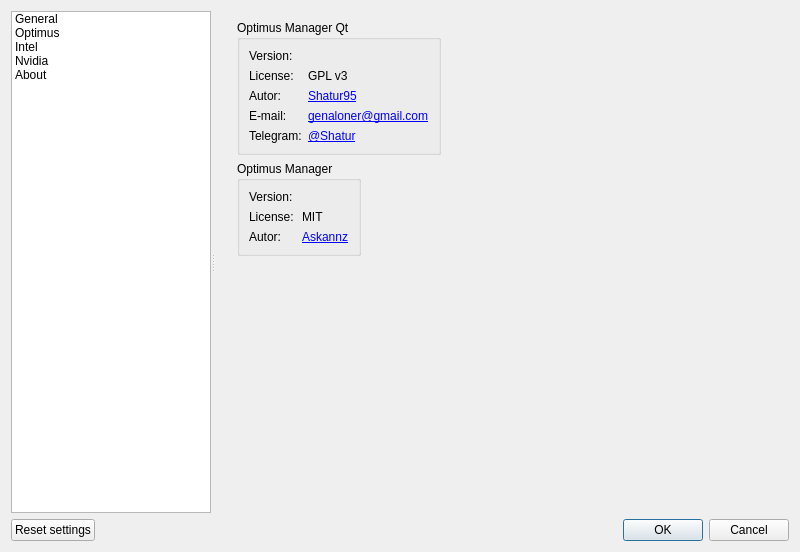
Old version of the form src/settingsdialog.ui in the repository Shatur/optimus-manager-qt.
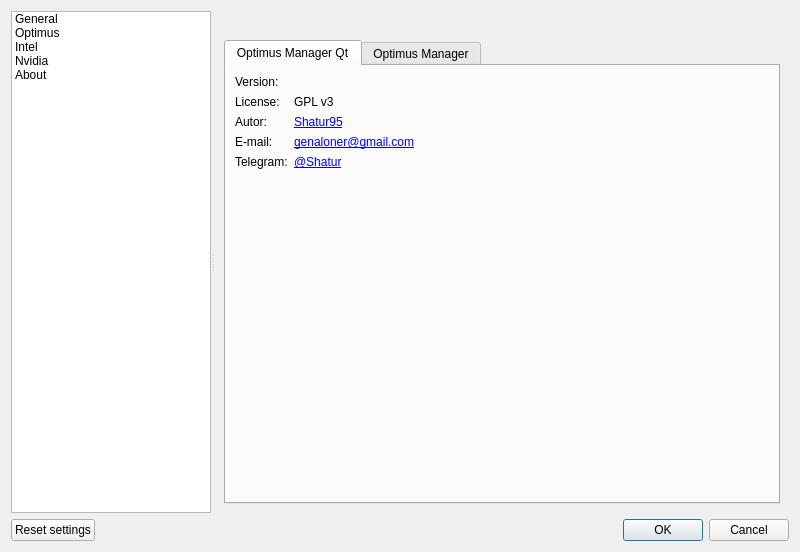
New version of the form. The open tabs and pages were chosen to show the change. Icons and pictures are not drawn.

Commit message: Improve about menu

```diff
--- a/src/settingsdialog.ui
+++ b/src/settingsdialog.ui
@@ -639,10 +639,8 @@
       </widget>
       <widget class="QWidget" name="aboutPage">
        <layout class="QVBoxLayout" name="verticalLayout_7">
-        <item>
-         <layout class="QHBoxLayout" name="aboutGuiLayout">
-          <item>
-           <widget class="QLabel" name="logoGuiLabel">
+        <item alignment="Qt::AlignHCenter">
+         <widget class="QLabel" name="logoLabel">
             <property name="maximumSize">
              <size>
               <width>200</width>
@@ -658,12 +656,44 @@
            </widget>
           </item>
           <item>
-           <widget class="QGroupBox" name="aboutGuiGroupBox">
-            <property name="title">
-             <string notr="true">Optimus Manager Qt</string>
-            </property>
-            <layout class="QGridLayout" name="aboutBoxLayout">
-             <item row="9" column="0">
+         <widget class="QTabWidget" name="tabWidget">
+          <widget class="QWidget" name="aboutGuiTab">
+           <attribute name="icon">
+            <iconset theme="qt"/>
+           </attribute>
+           <attribute name="title">
+            <string>Optimus Manager Qt</string>
+           </attribute>
+           <layout class="QGridLayout" name="aboutGuiLayout" columnstretch="0,1">
+            <item row="0" column="0">
+             <widget class="QLabel" name="versionGuiTitleLabel">
+              <property name="text">
+               <string>Version:</string>
+              </property>
+             </widget>
+            </item>
+            <item row="3" column="0">
+             <widget class="QLabel" name="mailGuiTitleLabel">
+              <property name="text">
+               <string notr="true">E-mail:</string>
+              </property>
+             </widget>
+            </item>
+            <item row="2" column="0">
+             <widget class="QLabel" name="autorGuiTitleLabel">
+              <property name="text">
+               <string>Autor:</string>
+              </property>
+             </widget>
+            </item>
+            <item row="1" column="0">
+             <widget class="QLabel" name="licenseGuiTitleLabel">
+              <property name="text">
+               <string>License:</string>
+              </property>
+             </widget>
+            </item>
+            <item row="4" column="0">
               <widget class="QLabel" name="telegramGuiTitleLabel">
                <property name="text">
                 <string notr="true">Telegram:</string>
@@ -673,40 +703,7 @@
              <item row="0" column="1">
               <widget class="QLabel" name="versionGuiLabel"/>
              </item>
-             <item row="9" column="1">
-              <widget class="QLabel" name="telegramGuiLabel">
-               <property name="text">
-                <string notr="true">&lt;html&gt;&lt;head/&gt;&lt;body&gt;&lt;p&gt;&lt;a href=&quot;https://t.me/Shatur&quot;&gt;@Shatur&lt;/a&gt;&lt;/p&gt;&lt;/body&gt;&lt;/html&gt;</string>
-               </property>
-               <property name="openExternalLinks">
-                <bool>true</bool>
-               </property>
-               <property name="textInteractionFlags">
-                <set>Qt::LinksAccessibleByMouse|Qt::TextSelectableByMouse</set>
-               </property>
-              </widget>
-             </item>
-             <item row="7" column="0">
-              <widget class="QLabel" name="mailGuiTitleLabel">
-               <property name="text">
-                <string notr="true">E-mail:</string>
-               </property>
-              </widget>
-             </item>
-             <item row="5" column="1">
-              <widget class="QLabel" name="autorGuiLabel">
-               <property name="text">
-                <string notr="true">&lt;html&gt;&lt;head/&gt;&lt;body&gt;&lt;p&gt;&lt;a href=&quot;https://github.com/Shatur95&quot;&gt;Shatur95&lt;/a&gt;&lt;/p&gt;&lt;/body&gt;&lt;/html&gt;</string>
-               </property>
-               <property name="openExternalLinks">
-                <bool>true</bool>
-               </property>
-               <property name="textInteractionFlags">
-                <set>Qt::LinksAccessibleByMouse|Qt::TextSelectableByMouse</set>
-               </property>
-              </widget>
-             </item>
-             <item row="7" column="1">
+            <item row="3" column="1">
               <widget class="QLabel" name="mailGuiLabel">
                <property name="text">
                 <string notr="true">&lt;html&gt;&lt;head/&gt;&lt;body&gt;&lt;p&gt;&lt;a href=&quot;mailto:sledgehammer999@qbittorrent.org&quot;&gt;genaloner@gmail.com&lt;/a&gt;&lt;/p&gt;&lt;/body&gt;&lt;/html&gt;</string>
@@ -719,105 +716,70 @@
                </property>
               </widget>
              </item>
-             <item row="0" column="0">
-              <widget class="QLabel" name="versionGuiTitleLabel">
+            <item row="2" column="1">
+             <widget class="QLabel" name="autorGuiLabel">
                <property name="text">
-                <string>Version:</string>
-               </property>
-              </widget>
-             </item>
-             <item row="5" column="0">
-              <widget class="QLabel" name="autorGuiTitleLabel">
-               <property name="text">
-                <string>Autor:</string>
-               </property>
-              </widget>
-             </item>
-             <item row="3" column="1">
+               <string notr="true">&lt;html&gt;&lt;head/&gt;&lt;body&gt;&lt;p&gt;&lt;a href=&quot;https://github.com/Shatur95&quot;&gt;Shatur95&lt;/a&gt;&lt;/p&gt;&lt;/body&gt;&lt;/html&gt;</string>
+              </property>
+              <property name="openExternalLinks">
+               <bool>true</bool>
+              </property>
+              <property name="textInteractionFlags">
+               <set>Qt::LinksAccessibleByMouse|Qt::TextSelectableByMouse</set>
+              </property>
+             </widget>
+            </item>
+            <item row="1" column="1">
               <widget class="QLabel" name="licenseGuiLabel">
                <property name="text">
                 <string notr="true">GPL v3 </string>
                </property>
               </widget>
              </item>
-             <item row="3" column="0">
-              <widget class="QLabel" name="licenseGuiTitleLabel">
+            <item row="4" column="1">
+             <widget class="QLabel" name="telegramGuiLabel">
                <property name="text">
-                <string>License:</string>
-               </property>
-              </widget>
-             </item>
-            </layout>
-           </widget>
-          </item>
-          <item>
-           <spacer name="aboutGuiBoxSpacer">
+               <string notr="true">&lt;html&gt;&lt;head/&gt;&lt;body&gt;&lt;p&gt;&lt;a href=&quot;https://t.me/Shatur&quot;&gt;@Shatur&lt;/a&gt;&lt;/p&gt;&lt;/body&gt;&lt;/html&gt;</string>
+              </property>
+              <property name="openExternalLinks">
+               <bool>true</bool>
+              </property>
+              <property name="textInteractionFlags">
+               <set>Qt::LinksAccessibleByMouse|Qt::TextSelectableByMouse</set>
+              </property>
+             </widget>
+            </item>
+            <item row="5" column="0">
+             <spacer name="aboutGuiSpacer">
             <property name="orientation">
-             <enum>Qt::Horizontal</enum>
+               <enum>Qt::Vertical</enum>
             </property>
             <property name="sizeHint" stdset="0">
              <size>
-              <width>0</width>
-              <height>0</height>
+                <width>20</width>
+                <height>40</height>
              </size>
             </property>
            </spacer>
           </item>
          </layout>
-        </item>
-        <item>
-         <layout class="QHBoxLayout" name="aboutLayout">
-          <item>
-           <widget class="QLabel" name="logoLabel">
-            <property name="maximumSize">
-             <size>
-              <width>200</width>
-              <height>200</height>
-             </size>
-            </property>
-            <property name="scaledContents">
-             <bool>true</bool>
-            </property>
-            <property name="margin">
-             <number>20</number>
-            </property>
-           </widget>
-          </item>
-          <item>
-           <widget class="QGroupBox" name="aboutGroupBox">
-            <property name="title">
-             <string notr="true">Optimus Manager</string>
-            </property>
-            <layout class="QGridLayout" name="aboutBoxLayout_3">
-             <item row="0" column="0">
-              <widget class="QLabel" name="versionTitleLabel">
-               <property name="text">
-                <string>Version:</string>
-               </property>
-              </widget>
-             </item>
-             <item row="5" column="0">
+          </widget>
+          <widget class="QWidget" name="aboutTab">
+           <attribute name="icon">
+            <iconset theme="utilities-terminal"/>
+           </attribute>
+           <attribute name="title">
+            <string>Optimus Manager</string>
+           </attribute>
+           <layout class="QGridLayout" name="aboutLayout" columnstretch="0,1">
+            <item row="2" column="0">
               <widget class="QLabel" name="autorTitleLabel">
                <property name="text">
                 <string>Autor:</string>
                </property>
               </widget>
              </item>
-             <item row="3" column="1">
-              <widget class="QLabel" name="licenseLabel">
-               <property name="text">
-                <string notr="true">MIT</string>
-               </property>
-              </widget>
-             </item>
-             <item row="3" column="0">
-              <widget class="QLabel" name="licenseTitleLabel">
-               <property name="text">
-                <string>License:</string>
-               </property>
-              </widget>
-             </item>
-             <item row="5" column="1">
+            <item row="2" column="1">
               <widget class="QLabel" name="autorLabel">
                <property name="text">
                 <string notr="true">&lt;html&gt;&lt;head/&gt;&lt;body&gt;&lt;p&gt;&lt;a href=&quot;https://github.com/Askannz&quot;&gt;Askannz&lt;/a&gt;&lt;/p&gt;&lt;/body&gt;&lt;/html&gt;</string>
@@ -833,25 +795,28 @@
              <item row="0" column="1">
               <widget class="QLabel" name="versionLabel"/>
              </item>
-            </layout>
-           </widget>
-          </item>
-          <item>
-           <spacer name="aboutBoxSpacer">
-            <property name="orientation">
-             <enum>Qt::Horizontal</enum>
-            </property>
-            <property name="sizeHint" stdset="0">
-             <size>
-              <width>0</width>
-              <height>0</height>
-             </size>
-            </property>
-           </spacer>
-          </item>
-         </layout>
-        </item>
-        <item>
+            <item row="0" column="0">
+             <widget class="QLabel" name="versionTitleLabel">
+              <property name="text">
+               <string>Version:</string>
+              </property>
+             </widget>
+            </item>
+            <item row="1" column="1">
+             <widget class="QLabel" name="licenseLabel">
+              <property name="text">
+               <string notr="true">MIT</string>
+              </property>
+             </widget>
+            </item>
+            <item row="1" column="0">
+             <widget class="QLabel" name="licenseTitleLabel">
+              <property name="text">
+               <string>License:</string>
+              </property>
+             </widget>
+            </item>
+            <item row="3" column="0">
          <spacer name="aboutSpacer">
           <property name="orientation">
            <enum>Qt::Vertical</enum>
@@ -863,6 +828,10 @@
            </size>
           </property>
          </spacer>
+            </item>
+           </layout>
+          </widget>
+         </widget>
         </item>
        </layout>
       </widget>
```
Left out of the diff: 12 changed lines with no effect on the pictures. Lines whose indentation alone changed are shown as unchanged. The commit also changes 3 other files.
